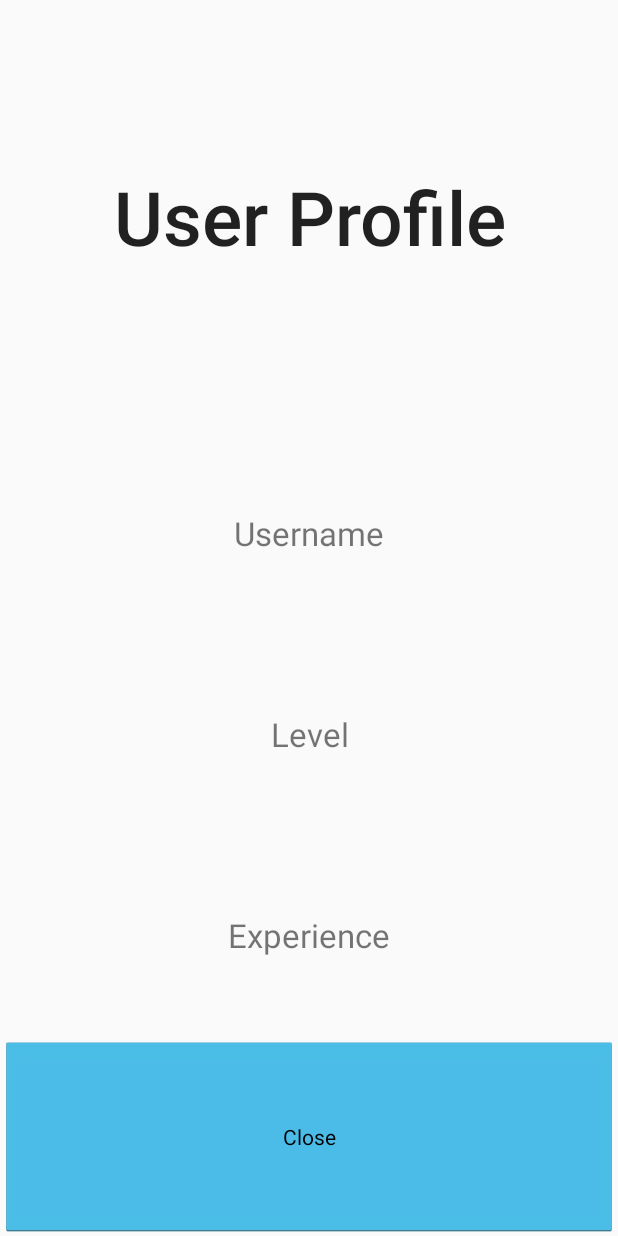
After one commit to co0k/TreasureHunt, an Android app: the layout fragment_user_profile_dialog.xml on its own in the app's theme, with its tools: preview values and no code run, on a phone screen of 412 x 824 dp. The commit adds this screen. Run offline under Robolectric (Android 15) with nearby library versions, the phone set to English and light mode, and no system bars.

Commit message:
high score list is now working properly. added a feature (for later) to open a popup when selecting a player in highscore list (is deactivated at the moment due to layout issues..).

```diff
--- a/TreasureHuntApp/app/src/main/java/at/tba/treasurehunt/activities/QuizActivity.java
+++ b/TreasureHuntApp/app/src/main/java/at/tba/treasurehunt/activities/QuizActivity.java
@@ -269,6 +269,7 @@ public class QuizActivity extends Activity implements IOpenTreasureCallback {
 
     @Override
     public void onOpenTreasureFailure() {
+        TreasureChestHolder.getInstance().blockTreasureForUser(treasure);
         AlertHelper.showNewAlertSingleButton(this, "Something went wrong.."
                 , "You are not allowed to open this treasure! Sorry.",
                 new Runnable() {
--- a/TreasureHuntApp/app/src/main/java/at/tba/treasurehunt/dataprovider/TreasureChestsProvider.java
+++ b/TreasureHuntApp/app/src/main/java/at/tba/treasurehunt/dataprovider/TreasureChestsProvider.java
@@ -23,7 +23,7 @@ public class TreasureChestsProvider implements IResponseCallback {
     private ITreasureLoadedCallback treasureLoadedCallback;
 
     private static boolean DEBUG_DATA = false;
-    private static boolean DEBUG_ALL_TREASURES = true;
+    private static boolean DEBUG_ALL_TREASURES = false;
 
     public static TreasureChestsProvider getInstance(){
         if (instance == null) instance = new TreasureChestsProvider();
@@ -88,6 +88,9 @@ public class TreasureChestsProvider implements IResponseCallback {
     public void onResponseReceived(JSONRPC2Response response) {
         JsonConstructor constr = new JsonConstructor();
         Treasure[] ts = constr.fromJson((String)response.getResult(), Treasure[].class);
+        if (ts == null){
+            return;
+        }
         List<Treasure> list = new ArrayList<Treasure>(Arrays.asList(ts));
         treasures.clear();
         treasures.addAll(list);
--- a/TreasureHuntApp/app/src/main/java/at/tba/treasurehunt/servercomm/ServerCommunication.java
+++ b/TreasureHuntApp/app/src/main/java/at/tba/treasurehunt/servercomm/ServerCommunication.java
@@ -151,7 +151,7 @@ public class ServerCommunication implements IServerCommunicationDAO{
         Map<String, Object> params = new HashMap<>();
         Integer token = AuthenticationController.getInstance().getLoggedInUserID();
         params.put("token", token.toString());
-        params.put("treasureid", new Integer(t.getId()).toString());
+        params.put("treasureID", new Integer(t.getId()).toString());
         request.setNamedParams(params);
         sendAndRegisterCallback(request, callback, requestId);
         return;
--- a/TreasureHuntApp/app/src/main/res/layout/activity_highscores.xml
+++ b/TreasureHuntApp/app/src/main/res/layout/activity_highscores.xml
@@ -30,7 +30,8 @@
         android:layout_centerHorizontal="true"
         android:layout_gravity="center"
         android:gravity="center"
-        android:layout_weight="0.7" />
+        android:layout_weight="0.7"
+        />
 
 </LinearLayout>
     </LinearLayout>
--- /dev/null
+++ b/TreasureHuntApp/app/src/main/res/layout/fragment_user_profile_dialog.xml
@@ -0,0 +1,94 @@
+<?xml version="1.0" encoding="utf-8"?>
+<FrameLayout xmlns:android="http://schemas.android.com/apk/res/android"
+    xmlns:tools="http://schemas.android.com/tools" android:layout_width="match_parent"
+    android:layout_height="match_parent"
+    tools:context="at.tba.treasurehunt.activities.UserProfileDialogFragment"
+    android:theme="@style/AppTheme"
+    style="@style/AppTheme"
+    >
+
+    <LinearLayout
+        android:layout_width="match_parent" android:layout_height="match_parent"
+        android:orientation="vertical">
+
+        <ProgressBar android:id="@+id/load_fragment_user_progress" style="?android:attr/progressBarStyleLarge"
+            android:layout_width="wrap_content" android:layout_height="wrap_content"
+            android:layout_marginBottom="8dp" android:visibility="gone" />
+
+        <LinearLayout xmlns:android="http://schemas.android.com/apk/res/android"
+            android:orientation="vertical" android:layout_width="match_parent"
+            android:layout_height="match_parent"
+            android:weightSum="2"
+            android:id="@+id/fragmentUserProfileLayout">
+
+
+            <TextView
+                android:layout_width="fill_parent"
+                android:layout_height="fill_parent"
+                android:text="User Profile"
+                android:layout_weight="1.3"
+                style="@style/Base.TextAppearance.AppCompat.Title"
+                android:gravity="center"
+                android:textSize="50dp"
+                android:layout_gravity="center_horizontal|top" />
+
+
+            <LinearLayout
+                android:layout_width="fill_parent"
+                android:layout_height="fill_parent"
+                android:orientation="vertical"
+                android:gravity="bottom"
+                android:layout_gravity="center_horizontal|bottom"
+                android:layout_weight="0.7"
+
+                >
+
+                <TextView
+                    android:layout_width="fill_parent"
+                    android:layout_height="fill_parent"
+                    android:text="Username"
+                    android:textSize="@dimen/abc_text_size_large_material"
+                    android:id="@+id/fragment_profile_username"
+                    android:layout_gravity="center"
+                    android:gravity="center"
+                    android:layout_weight="0.25" />
+
+
+                <TextView
+                    android:layout_width="fill_parent"
+                    android:layout_height="fill_parent"
+                    android:text="Level"
+                    android:textSize="@dimen/abc_text_size_large_material"
+                    android:id="@+id/fragment_profile_level"
+                    android:layout_gravity="center"
+                    android:gravity="center"
+                    android:layout_weight="0.25" />
+
+                <TextView
+                    android:layout_width="fill_parent"
+                    android:layout_height="fill_parent"
+                    android:text="Experience"
+                    android:textSize="@dimen/abc_text_size_large_material"
+                    android:id="@+id/fragment_profile_experience"
+                    android:layout_gravity="center"
+                    android:gravity="center"
+                    android:layout_weight="0.25" />
+
+                <Button
+                    android:layout_width="fill_parent"
+                    android:layout_height="fill_parent"
+                    android:text="Close"
+                    android:id="@+id/close_user_fragment_dialog"
+                    android:clickable="true"
+                    android:layout_gravity="center"
+                    android:layout_weight="0.25"
+                    style="@style/AppTheme"/>
+
+            </LinearLayout>
+
+
+
+        </LinearLayout>
+    </LinearLayout>
+
+</FrameLayout>
--- a/TreasureHuntApp/app/src/main/res/values/strings.xml
+++ b/TreasureHuntApp/app/src/main/res/values/strings.xml
@@ -21,4 +21,7 @@
     <string name="title_activity_maps">Map</string>
     <string name="title_activity_quiz">QuizActivity</string>
     <string name="title_activity_treasure_open">TreasureOpenActivity</string>
+
+<!-- TODO: Remove or change this placeholder text -->
+    <string name="hello_blank_fragment">Hello blank fragment</string>
 </resources>
```
Also changed, not shown: TreasureHuntApp/app/src/main/java/at/tba/treasurehunt/activities/HighscoresActivity.java (+35 -1 lines), TreasureHuntApp/app/src/main/java/at/tba/treasurehunt/activities/UserProfileDialogFragment.java (added, +172 -0 lines).
